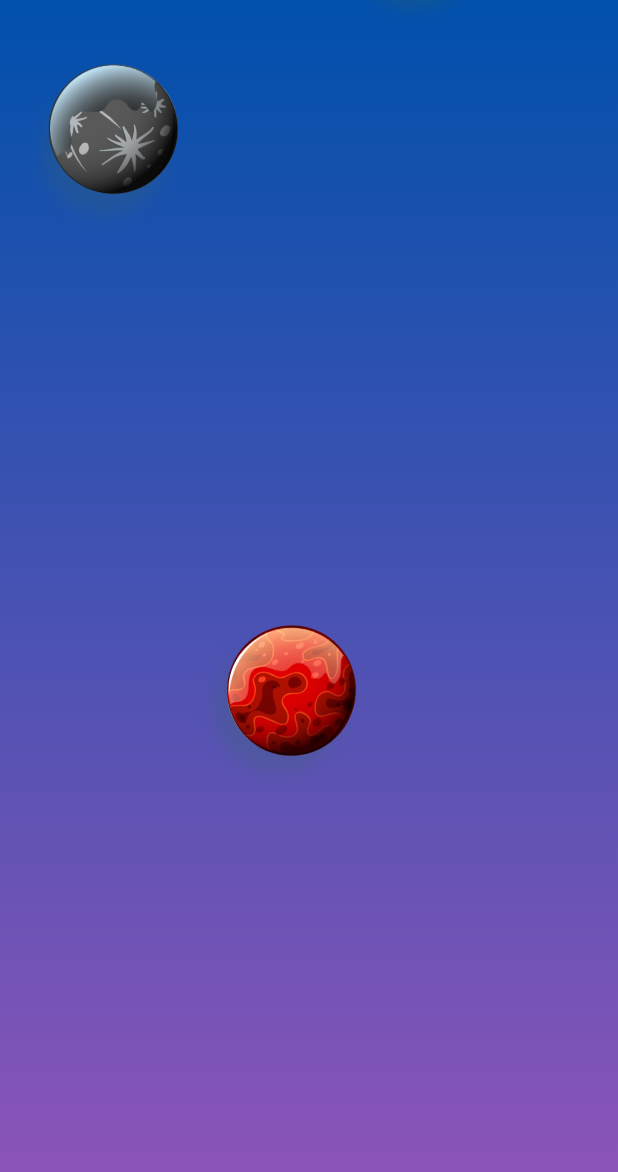
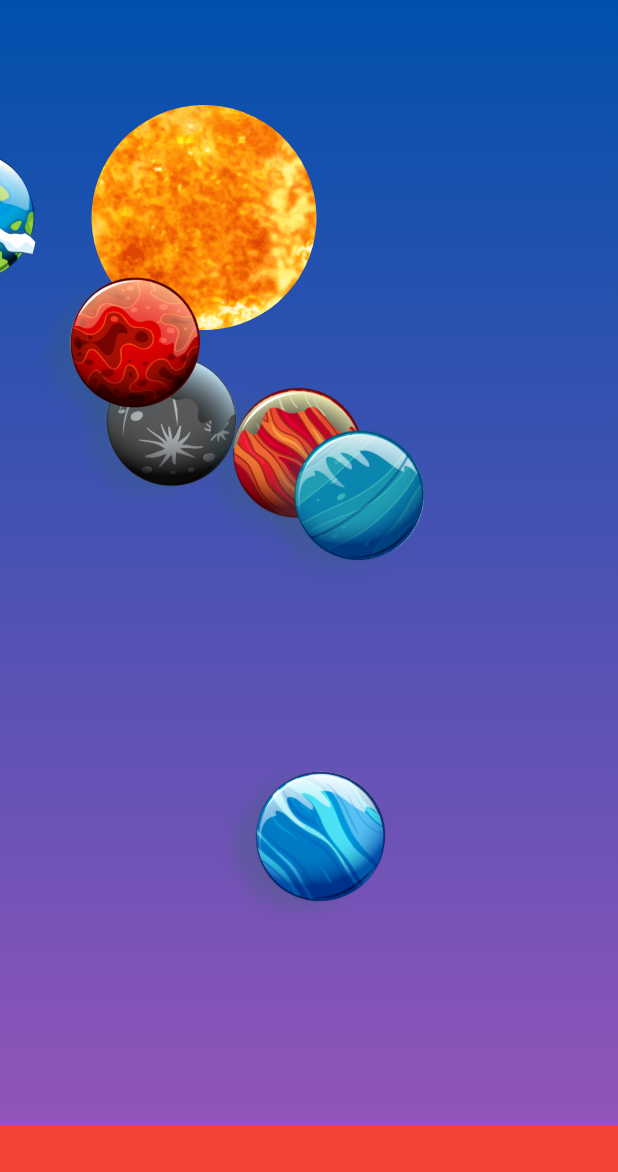
Before and after one commit to Vedpatel28/planet_animatons, a Flutter app: the screen it shows after launch, on a phone screen of 412 x 824 dp. Shown: the top 1172 px of the screen. Run offline on Flutter 3.47's test engine with Material 2 defaults, Android fonts, the phone set to English and light mode, and no system bars.

Commit message:
| VP | 9/8/23 | Street Align...

```diff
--- a/lib/views/screens/home_page.dart
+++ b/lib/views/screens/home_page.dart
@@ -40,27 +40,27 @@ class _home_PageState extends State<home_Page> with TickerProviderStateMixin {
     rotationController = AnimationController(
       vsync: this,
       duration: const Duration(
-        seconds: 50,
+        seconds: 10,
       ),
     )..repeat();
 
     rotation = Tween<double>(
-      begin: (pi).toDouble(),
-      end: (pi / 4).toDouble(),
+      begin: pi,
+      end: (pi / 2).toDouble(),
     ).animate(
       CurvedAnimation(
         parent: rotationController,
-        curve: Curves.easeInOut,
+        curve: Curves.easeIn,
       ),
     );
 
     inRotation = Tween<double>(
       begin: 0.0,
-      end: (pi / 4).toDouble(),
+      end: (pi / 2).toDouble(),
     ).animate(
       CurvedAnimation(
-        parent: rotationController,
-        curve: Curves.easeInOut,
+        parent: controller,
+        curve: Curves.easeIn,
       ),
     );
   }
@@ -72,7 +72,11 @@ class _home_PageState extends State<home_Page> with TickerProviderStateMixin {
       appBar: AppBar(
         backgroundColor: Colors.transparent,
       ),
-      body: Container(
+      body: Column(
+        crossAxisAlignment: CrossAxisAlignment.center,
+        children: [
+          Container(
+            height: 750,
             decoration: BoxDecoration(
               gradient: LinearGradient(
                 colors: [
@@ -85,19 +89,34 @@ class _home_PageState extends State<home_Page> with TickerProviderStateMixin {
             ),
             child: Stack(
               children: [
-            // com
-            GestureDetector(
-              onTap: (){
-                Navigator.of(context).pushNamed(AllRoutes.infoPage,arguments: 0);
-              },
-              child: Transform.translate(
-                offset: const Offset(-130, -120),
+                // Sun
+                Transform.translate(
+                  offset: const Offset(-70, 70),
+                  child: RotationTransition(
+                    turns: Tween(begin: pi,end: pi / 2,).animate(controller),
+                    child: Container(
+                      height: 150,
+                      width: double.infinity,
+                      decoration: const BoxDecoration(
+                        shape: BoxShape.circle,
+                        image: DecorationImage(
+                          image: AssetImage(
+                            "assets/images/sun.png",
+                          ),
+                          fit: BoxFit.cover,
+                        ),
+                      ),
+                    ),
+                  ),
+                ),
+                Transform.translate(
+                  offset: const Offset(-70, 70),
                   child: RotationTransition(
                     turns: rotation,
                     child: AnimatedContainer(
                       duration: const Duration(seconds: 1),
-                    height: 300,
-                    width: 300,
+                      height: 150,
+                      width: double.infinity,
                       decoration: const BoxDecoration(
                         shape: BoxShape.circle,
                       ),
@@ -105,11 +124,15 @@ class _home_PageState extends State<home_Page> with TickerProviderStateMixin {
                         children: [
                           //  Black Mercuric
                           Transform.translate(
-                          offset: const Offset(150, 150),
+                            offset: const Offset(200, 150),
                             child: GestureDetector(
                               onTap: () {
-                              Navigator.of(context).pushNamed(AllRoutes.infoPage,arguments: 0);
+                                Navigator.of(context).pushNamed(
+                                    AllRoutes.infoPage,
+                                    arguments: 0);
                               },
+                              child: RotationTransition(
+                                turns: inRotation,
                                 child: Container(
                                   height: 120,
                                   width: 120,
@@ -125,32 +148,27 @@ class _home_PageState extends State<home_Page> with TickerProviderStateMixin {
                                 ),
                               ),
                             ),
+                          ),
                         ],
                       ),
                     ),
                   ),
                 ),
-            ),
-            // com
-            GestureDetector(
-              onTap: () {
-                Navigator.of(context).pushNamed(AllRoutes.infoPage,arguments: 1);
-              },
-              child: Transform.translate(
-                offset: const Offset(-150, -150),
+                Transform.translate(
+                  offset: const Offset(-70, 70),
                   child: RotationTransition(
                     turns: rotation,
                     child: AnimatedContainer(
                       duration: const Duration(seconds: 1),
-                    height: 400,
-                    width: 400,
+                      height: 150,
+                      width: double.infinity,
                       decoration: const BoxDecoration(
                         shape: BoxShape.circle,
                       ),
                       child: Stack(
                         children: [
                           Transform.translate(
-                          offset: const Offset(350, 20),
+                            offset: const Offset(10, 120),
                             child: RotationTransition(
                               turns: inRotation,
                               child: AnimatedContainer(
@@ -175,20 +193,14 @@ class _home_PageState extends State<home_Page> with TickerProviderStateMixin {
                     ),
                   ),
                 ),
-            ),
-            // com
-            GestureDetector(
-              onTap: () {
-                Navigator.of(context).pushNamed(AllRoutes.infoPage,arguments: 2);
-              },
-              child: Transform.translate(
-                offset: const Offset(-120, -110),
+                Transform.translate(
+                  offset: const Offset(-70, 70),
                   child: RotationTransition(
                     turns: rotation,
                     child: AnimatedContainer(
                       duration: const Duration(seconds: 1),
-                    height: 450,
-                    width: 450,
+                      height: 150,
+                      width: double.infinity,
                       decoration: const BoxDecoration(
                         shape: BoxShape.circle,
                       ),
@@ -196,7 +208,7 @@ class _home_PageState extends State<home_Page> with TickerProviderStateMixin {
                         children: [
                           //  Black Mercuric
                           Transform.translate(
-                          offset: const Offset(300, 500),
+                            offset: const Offset(150, 120),
                             child: RotationTransition(
                               turns: inRotation,
                               child: AnimatedContainer(
@@ -221,27 +233,21 @@ class _home_PageState extends State<home_Page> with TickerProviderStateMixin {
                     ),
                   ),
                 ),
-            ),
-            // com
-            GestureDetector(
-              onTap: () {
-                Navigator.of(context).pushNamed(AllRoutes.infoPage);
-              },
-              child: Transform.translate(
-                offset: const Offset(-120, -120),
+                Transform.translate(
+                  offset: const Offset(-70, 70),
                   child: RotationTransition(
                     turns: rotation,
                     child: AnimatedContainer(
                       duration: const Duration(seconds: 1),
-                    height: 400,
-                    width: 400,
+                      height: 150,
+                      width: double.infinity,
                       decoration: const BoxDecoration(
                         shape: BoxShape.circle,
                       ),
                       child: Stack(
                         children: [
                           Transform.translate(
-                          offset: const Offset(-170, 430),
+                            offset: const Offset(280, 120),
                             child: RotationTransition(
                               turns: inRotation,
                               child: AnimatedContainer(
@@ -267,16 +273,14 @@ class _home_PageState extends State<home_Page> with TickerProviderStateMixin {
                     ),
                   ),
                 ),
-            ),
-            // com
                 Transform.translate(
-              offset: const Offset(-150, -150),
+                  offset: const Offset(-70, 70),
                   child: RotationTransition(
                     turns: rotation,
                     child: AnimatedContainer(
                       duration: const Duration(seconds: 1),
-                  height: 500,
-                  width: 500,
+                      height: 150,
+                      width: double.infinity,
                       decoration: const BoxDecoration(
                         shape: BoxShape.circle,
                       ),
@@ -284,17 +288,9 @@ class _home_PageState extends State<home_Page> with TickerProviderStateMixin {
                         children: [
                           //  Black Mercuric
                           Transform.translate(
-                        offset: const Offset(-350, 360),
+                            offset: const Offset(330, 120),
                             child: RotationTransition(
-                          turns: Tween<double>(
-                            begin: 0.0,
-                            end: (pi / 4).toDouble(),
-                          ).animate(
-                            CurvedAnimation(
-                              parent: inRotation,
-                              curve: Curves.easeInOut,
-                            ),
-                          ),
+                              turns: inRotation,
                               child: AnimatedContainer(
                                 height: 120,
                                 width: 120,
@@ -318,26 +314,26 @@ class _home_PageState extends State<home_Page> with TickerProviderStateMixin {
                     ),
                   ),
                 ),
-            // com
                 Transform.translate(
-              offset: const Offset(-300, -300),
+                  offset: const Offset(-70, 70),
                   child: RotationTransition(
                     turns: rotation,
                     child: AnimatedContainer(
-                  duration: const Duration(seconds: 5),
-                  height: 1100,
-                  width: 1100,
+                      duration: const Duration(seconds: 1),
+                      height: 150,
+                      width: double.infinity,
                       decoration: const BoxDecoration(
                         shape: BoxShape.circle,
                       ),
                       child: Stack(
                         children: [
                           Transform.translate(
-                        offset: const Offset(-550, 550),
+                            offset: const Offset(440, 320),
                             child: GestureDetector(
                               onTap: () {
-                            Navigator.of(context)
-                                .pushNamed(AllRoutes.infoPage, arguments: 7);
+                                Navigator.of(context).pushNamed(
+                                    AllRoutes.infoPage,
+                                    arguments: 7);
                               },
                               child: RotationTransition(
                                 turns: inRotation,
@@ -367,6 +363,13 @@ class _home_PageState extends State<home_Page> with TickerProviderStateMixin {
               ],
             ),
           ),
+          Container(
+            height: 140,
+            width: double.infinity,
+            color: Colors.red,
+          ),
+        ],
+      ),
       backgroundColor: gradientEndColor,
     );
   }
```
Also changed, not shown: assets/images/sun.png (added). Lines whose indentation alone changed are shown as unchanged.
